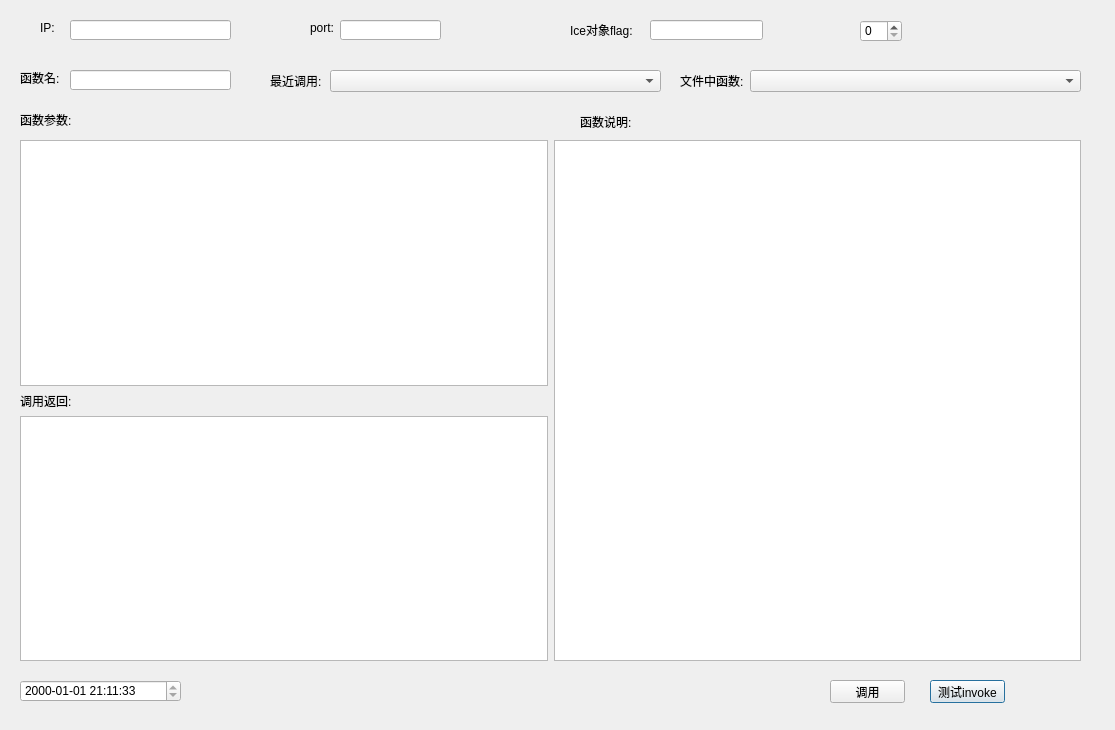
sleeping1943/ice_client_test, file view.ui: the form before one commit.
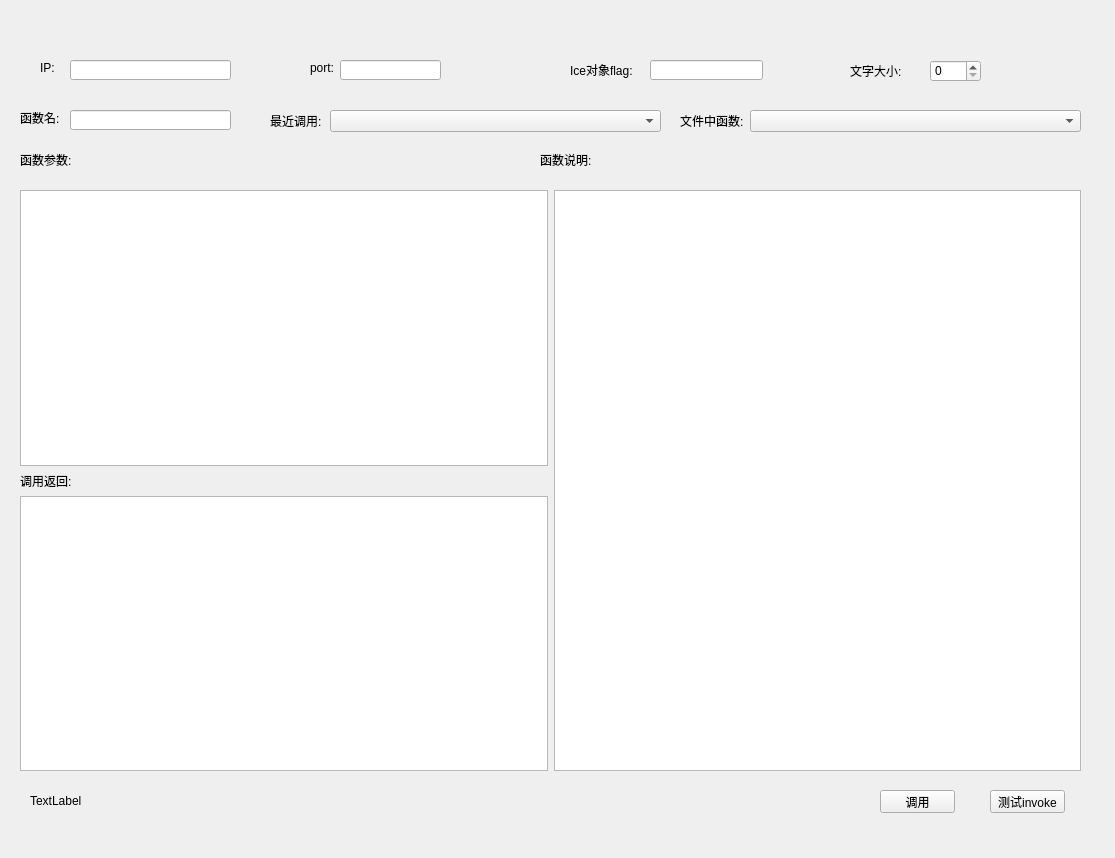
The form after the commit.

Commit message: 1、刷新并显示时间 2、拖拽其他文件，刷新函数下拉列表 3、设置黑暗模式

Diff of the .ui file:
```diff
--- a/view.ui
+++ b/view.ui
@@ -7,7 +7,7 @@
     <x>0</x>
     <y>0</y>
     <width>1115</width>
-    <height>730</height>
+    <height>858</height>
    </rect>
   </property>
   <property name="acceptDrops">
@@ -19,14 +19,82 @@
   <property name="autoFillBackground">
    <bool>false</bool>
   </property>
-  <widget class="QLineEdit" name="lineEdit_ip">
+  <widget class="QWidget" name="widget_more" native="true">
    <property name="geometry">
     <rect>
-     <x>70</x>
+     <x>10</x>
+     <y>870</y>
+     <width>1081</width>
+     <height>31</height>
+    </rect>
+   </property>
+   <widget class="QWidget" name="horizontalLayoutWidget_2">
+    <property name="geometry">
+     <rect>
+      <x>30</x>
+      <y>10</y>
+      <width>371</width>
+      <height>31</height>
+     </rect>
+    </property>
+    <layout class="QHBoxLayout" name="horizontalLayout_2">
+     <item>
+      <widget class="QLabel" name="label_6">
+       <property name="text">
+        <string>主题:</string>
+       </property>
+      </widget>
+     </item>
+     <item>
+      <widget class="QRadioButton" name="theme_dark">
+       <property name="text">
+        <string>黑暗</string>
+       </property>
+      </widget>
+     </item>
+     <item>
+      <widget class="QRadioButton" name="theme_light">
+       <property name="text">
+        <string>明亮</string>
+       </property>
+      </widget>
+     </item>
+    </layout>
+   </widget>
+   <widget class="QPushButton" name="btn_more">
+    <property name="geometry">
+     <rect>
+      <x>480</x>
      <y>20</y>
-     <width>161</width>
-     <height>20</height>
-    </rect>
+      <width>75</width>
+      <height>23</height>
+     </rect>
+    </property>
+    <property name="text">
+     <string>more</string>
+    </property>
+   </widget>
+  </widget>
+  <widget class="QWidget" name="widget_main" native="true">
+   <property name="geometry">
+    <rect>
+     <x>10</x>
+     <y>20</y>
+     <width>1091</width>
+     <height>821</height>
+    </rect>
+   </property>
+   <widget class="QPushButton" name="btn_invoke">
+    <property name="geometry">
+     <rect>
+      <x>870</x>
+      <y>770</y>
+      <width>75</width>
+      <height>23</height>
+     </rect>
+    </property>
+    <property name="text">
+     <string>调用</string>
    </property>
   </widget>
   <widget class="QPushButton" name="btn_test_invoke">
@@ -35,8 +103,8 @@
    </property>
    <property name="geometry">
     <rect>
-     <x>930</x>
-     <y>680</y>
+      <x>980</x>
+      <y>770</y>
      <width>75</width>
      <height>23</height>
     </rect>
@@ -45,39 +113,26 @@
     <string>测试invoke</string>
    </property>
   </widget>
-  <widget class="QPushButton" name="btn_invoke">
+   <widget class="QLabel" name="te_now">
    <property name="geometry">
     <rect>
-     <x>830</x>
-     <y>680</y>
-     <width>75</width>
-     <height>23</height>
+      <x>20</x>
+      <y>770</y>
+      <width>201</width>
+      <height>21</height>
     </rect>
    </property>
    <property name="text">
-    <string>调用</string>
-   </property>
-  </widget>
-  <widget class="QLabel" name="label_ip">
-   <property name="geometry">
-    <rect>
-     <x>40</x>
-     <y>20</y>
-     <width>31</width>
-     <height>16</height>
-    </rect>
-   </property>
-   <property name="text">
-    <string>IP:</string>
+     <string>TextLabel</string>
    </property>
   </widget>
   <widget class="QWidget" name="horizontalLayoutWidget">
    <property name="geometry">
     <rect>
-     <x>20</x>
-     <y>140</y>
+      <x>10</x>
+      <y>170</y>
      <width>1061</width>
-     <height>521</height>
+      <height>581</height>
     </rect>
    </property>
    <layout class="QHBoxLayout" name="horizontalLayout">
@@ -103,11 +158,119 @@
     </item>
    </layout>
   </widget>
+   <widget class="QLabel" name="label_5">
+    <property name="geometry">
+     <rect>
+      <x>10</x>
+      <y>130</y>
+      <width>71</width>
+      <height>20</height>
+     </rect>
+    </property>
+    <property name="text">
+     <string>函数参数:</string>
+    </property>
+   </widget>
+   <widget class="QLabel" name="label_4">
+    <property name="geometry">
+     <rect>
+      <x>530</x>
+      <y>130</y>
+      <width>71</width>
+      <height>20</height>
+     </rect>
+    </property>
+    <property name="text">
+     <string>函数说明:</string>
+    </property>
+   </widget>
+   <widget class="QLabel" name="font_size">
+    <property name="geometry">
+     <rect>
+      <x>840</x>
+      <y>40</y>
+      <width>61</width>
+      <height>21</height>
+     </rect>
+    </property>
+    <property name="text">
+     <string>文字大小:</string>
+    </property>
+   </widget>
+   <widget class="QLabel" name="label_ip">
+    <property name="geometry">
+     <rect>
+      <x>30</x>
+      <y>40</y>
+      <width>31</width>
+      <height>16</height>
+     </rect>
+    </property>
+    <property name="text">
+     <string>IP:</string>
+    </property>
+   </widget>
+   <widget class="QLabel" name="label_func">
+    <property name="geometry">
+     <rect>
+      <x>10</x>
+      <y>90</y>
+      <width>41</width>
+      <height>16</height>
+     </rect>
+    </property>
+    <property name="text">
+     <string>函数名:</string>
+    </property>
+   </widget>
+   <widget class="QLineEdit" name="lineEdit_ip">
+    <property name="geometry">
+     <rect>
+      <x>60</x>
+      <y>40</y>
+      <width>161</width>
+      <height>20</height>
+     </rect>
+    </property>
+   </widget>
+   <widget class="QLabel" name="label_3">
+    <property name="geometry">
+     <rect>
+      <x>670</x>
+      <y>90</y>
+      <width>71</width>
+      <height>21</height>
+     </rect>
+    </property>
+    <property name="text">
+     <string>文件中函数:</string>
+    </property>
+   </widget>
+   <widget class="QLineEdit" name="lineEdit_func">
+    <property name="geometry">
+     <rect>
+      <x>60</x>
+      <y>90</y>
+      <width>161</width>
+      <height>20</height>
+     </rect>
+    </property>
+   </widget>
+   <widget class="QComboBox" name="comboBox">
+    <property name="geometry">
+     <rect>
+      <x>320</x>
+      <y>90</y>
+      <width>331</width>
+      <height>22</height>
+     </rect>
+    </property>
+   </widget>
   <widget class="QLabel" name="label_port">
    <property name="geometry">
     <rect>
-     <x>310</x>
-     <y>20</y>
+      <x>300</x>
+      <y>40</y>
      <width>41</width>
      <height>16</height>
     </rect>
@@ -116,31 +279,11 @@
     <string>port:</string>
    </property>
   </widget>
-  <widget class="QLineEdit" name="lineEdit_port">
-   <property name="geometry">
-    <rect>
-     <x>340</x>
-     <y>20</y>
-     <width>101</width>
-     <height>20</height>
-    </rect>
-   </property>
-  </widget>
-  <widget class="QLineEdit" name="lineEdit_flag">
-   <property name="geometry">
-    <rect>
-     <x>650</x>
-     <y>20</y>
-     <width>113</width>
-     <height>20</height>
-    </rect>
-   </property>
-  </widget>
   <widget class="QLabel" name="label_flag">
    <property name="geometry">
     <rect>
-     <x>570</x>
-     <y>20</y>
+      <x>560</x>
+      <y>40</y>
      <width>81</width>
      <height>20</height>
     </rect>
@@ -149,44 +292,21 @@
     <string>Ice对象flag:</string>
    </property>
   </widget>
-  <widget class="QLineEdit" name="lineEdit_func">
+   <widget class="QLineEdit" name="lineEdit_flag">
    <property name="geometry">
     <rect>
-     <x>70</x>
-     <y>70</y>
-     <width>161</width>
+      <x>640</x>
+      <y>40</y>
+      <width>113</width>
      <height>20</height>
     </rect>
    </property>
   </widget>
-  <widget class="QLabel" name="label_func">
-   <property name="geometry">
-    <rect>
-     <x>20</x>
-     <y>70</y>
-     <width>41</width>
-     <height>16</height>
-    </rect>
-   </property>
-   <property name="text">
-    <string>函数名:</string>
-   </property>
-  </widget>
-  <widget class="QComboBox" name="comboBox">
-   <property name="geometry">
-    <rect>
-     <x>330</x>
-     <y>70</y>
-     <width>331</width>
-     <height>22</height>
-    </rect>
-   </property>
-  </widget>
   <widget class="QLabel" name="label">
    <property name="geometry">
     <rect>
-     <x>270</x>
-     <y>70</y>
+      <x>260</x>
+      <y>90</y>
      <width>54</width>
      <height>21</height>
     </rect>
@@ -195,100 +315,36 @@
     <string>最近调用:</string>
    </property>
   </widget>
-  <widget class="QLabel" name="label_3">
-   <property name="geometry">
-    <rect>
-     <x>680</x>
-     <y>70</y>
-     <width>71</width>
-     <height>21</height>
-    </rect>
-   </property>
-   <property name="text">
-    <string>文件中函数:</string>
-   </property>
-  </widget>
-  <widget class="QComboBox" name="cb_func_total">
-   <property name="geometry">
-    <rect>
-     <x>750</x>
-     <y>70</y>
-     <width>331</width>
-     <height>22</height>
-    </rect>
-   </property>
-  </widget>
-  <widget class="QLabel" name="label_4">
-   <property name="geometry">
-    <rect>
-     <x>580</x>
-     <y>112</y>
-     <width>71</width>
-     <height>20</height>
-    </rect>
-   </property>
-   <property name="text">
-    <string>函数说明:</string>
-   </property>
-  </widget>
-  <widget class="QLabel" name="label_5">
-   <property name="geometry">
-    <rect>
-     <x>20</x>
-     <y>110</y>
-     <width>71</width>
-     <height>20</height>
-    </rect>
-   </property>
-   <property name="text">
-    <string>函数参数:</string>
-   </property>
-  </widget>
-  <widget class="QTimeEdit" name="te_now">
-   <property name="geometry">
-    <rect>
-     <x>20</x>
-     <y>680</y>
-     <width>161</width>
-     <height>22</height>
-    </rect>
-   </property>
-   <property name="wrapping">
-    <bool>false</bool>
-   </property>
-   <property name="readOnly">
-    <bool>true</bool>
-   </property>
-   <property name="maximumDateTime">
-    <datetime>
-     <hour>23</hour>
-     <minute>59</minute>
-     <second>59</second>
-     <year>2000</year>
-     <month>1</month>
-     <day>1</day>
-    </datetime>
-   </property>
-   <property name="displayFormat">
-    <string>yyyy-MM-dd HH:mm:ss</string>
-   </property>
-   <property name="time">
-    <time>
-     <hour>21</hour>
-     <minute>11</minute>
-     <second>33</second>
-    </time>
-   </property>
-  </widget>
   <widget class="QSpinBox" name="font_box">
    <property name="geometry">
     <rect>
-     <x>860</x>
-     <y>20</y>
-     <width>42</width>
+      <x>920</x>
+      <y>40</y>
+      <width>51</width>
      <height>22</height>
     </rect>
    </property>
+   </widget>
+   <widget class="QComboBox" name="cb_func_total">
+    <property name="geometry">
+     <rect>
+      <x>740</x>
+      <y>90</y>
+      <width>331</width>
+      <height>22</height>
+     </rect>
+    </property>
+   </widget>
+   <widget class="QLineEdit" name="lineEdit_port">
+    <property name="geometry">
+     <rect>
+      <x>330</x>
+      <y>40</y>
+      <width>101</width>
+      <height>20</height>
+     </rect>
+    </property>
+   </widget>
   </widget>
  </widget>
  <resources/>
```
Lines whose indentation alone changed are shown as unchanged. The commit also changes 3 other files.
